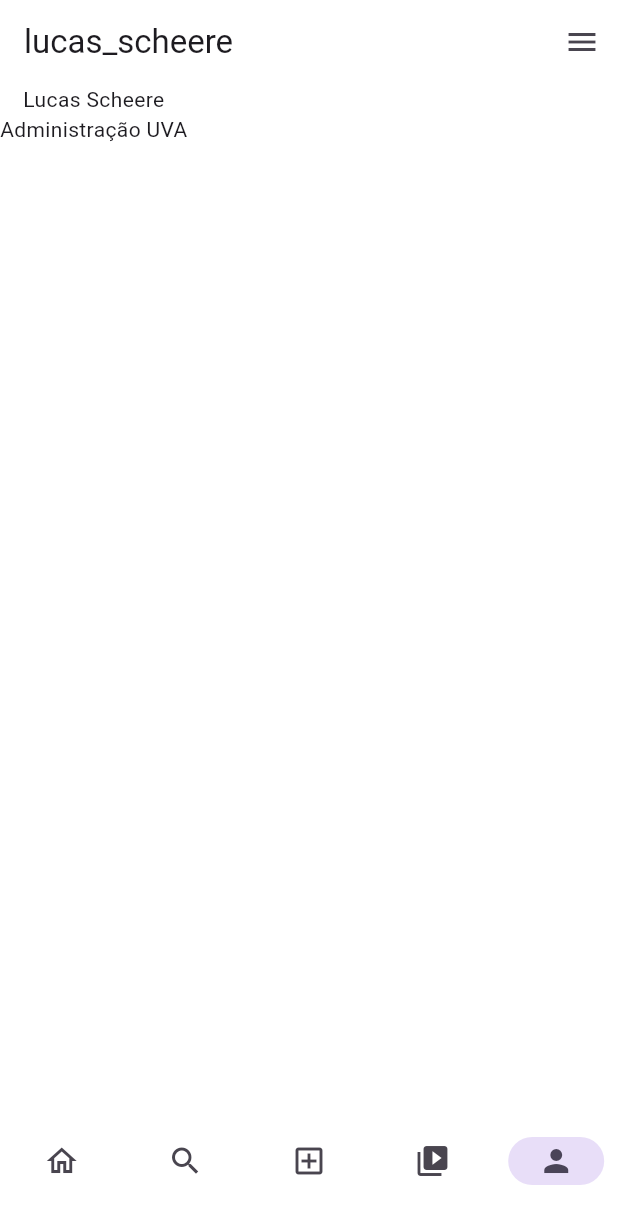
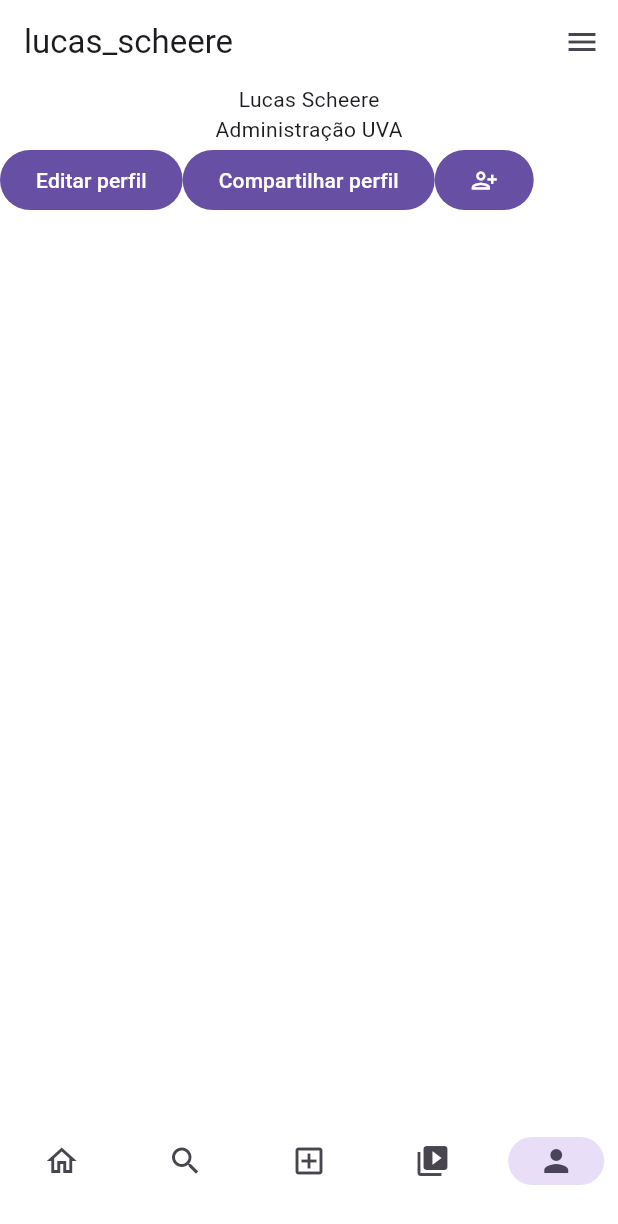
Before and after one commit to Lucasscheere/clone_instagram, a Flutter app: the screen it shows after launch, item 5 of the bottom bar chosen, on a phone screen of 412 x 824 dp. Shown: the top 1224 px of the screen. Run offline on Flutter 3.47's test engine with Material 3 defaults, Android fonts, the phone set to English and light mode, and no system bars; our stand-ins replace font_awesome_flutter, google_fonts.

Commit message:
feat page profile

```diff
--- a/lib/pages/profile.dart
+++ b/lib/pages/profile.dart
@@ -6,12 +6,20 @@ class ProfilePage extends StatelessWidget {
 
   @override
   Widget build(BuildContext context) {
-    return const Scaffold(
+    return Scaffold(
       backgroundColor: Colors.white,
       appBar: AppBarProfile(),
       endDrawer: Drawer(),
       body: Column(
-        children: [Text('Lucas Scheere'), Text('Administração UVA')],
+        children: [Text('Lucas Scheere'), Text('Administração UVA'),
+        Row(
+          children: [
+            FilledButton(onPressed: (){}, child: Text('Editar perfil')),
+            FilledButton(onPressed: (){}, child: Text('Compartilhar perfil')),
+            FilledButton(onPressed: (){}, child: Icon(Icons.person_add_alt_1_outlined)),
+          ],
+        )
+        ],
       ),
     );
   }
```
